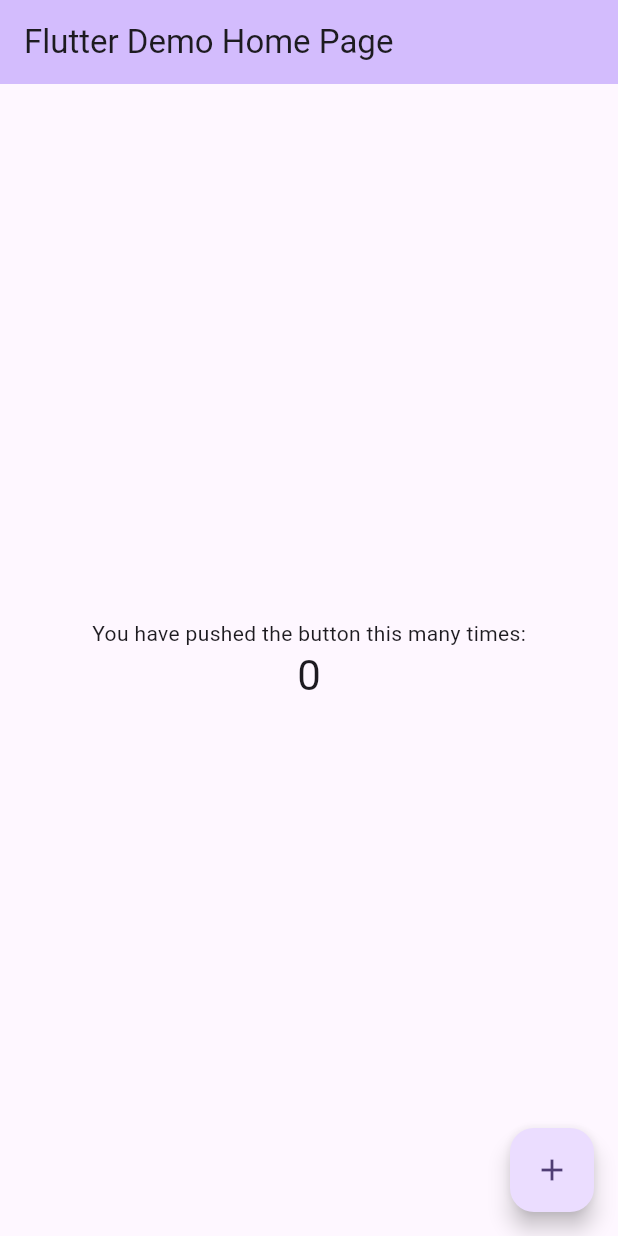
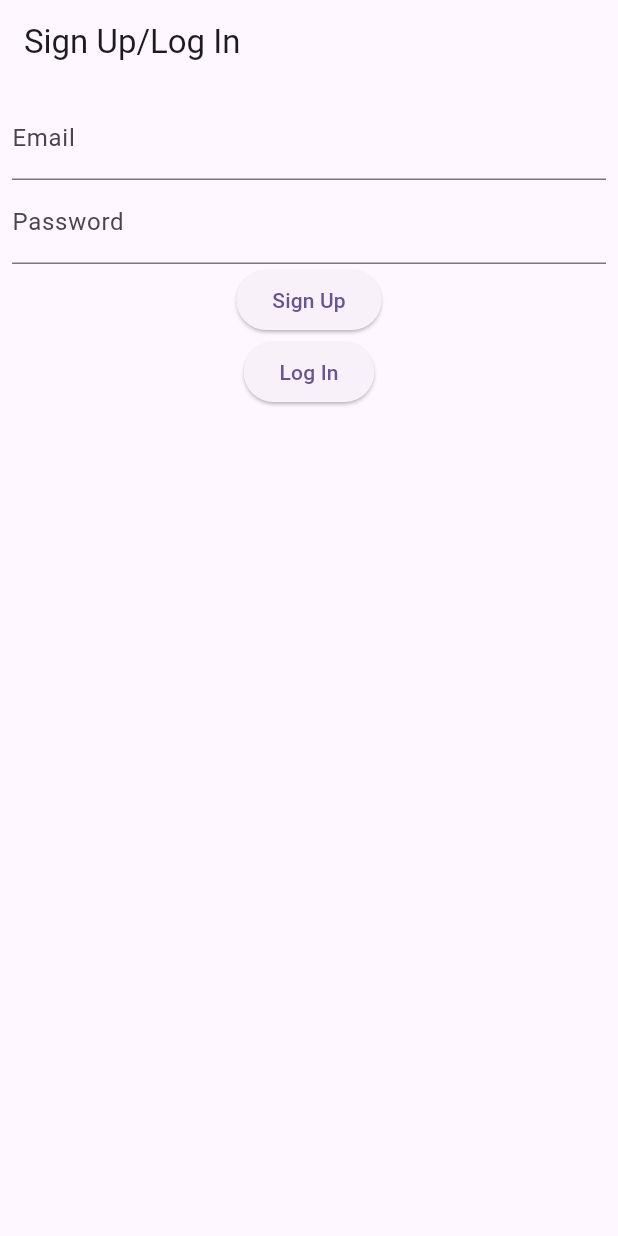
Before and after one commit to cyuanli/99-dots, a Flutter app: the screen it shows after launch, on a phone screen of 412 x 824 dp. Run offline on Flutter 3.47's test engine with Material 2 defaults, Android fonts, the phone set to English and light mode, and no system bars; our stand-ins replace firebase_auth, firebase_core; accounts and stored records are empty.

Commit message:
Add authentication and home screen

```diff
--- a/lib/main.dart
+++ b/lib/main.dart
@@ -1,15 +1,18 @@
 import 'package:flutter/material.dart';
 import 'package:firebase_core/firebase_core.dart';
+import 'package:firebase_auth/firebase_auth.dart';
 import 'firebase_options.dart';
+import 'screens/home_screen.dart';
+import 'screens/user_auth_screen.dart';
 
 Future<void> main() async {
   WidgetsFlutterBinding.ensureInitialized();
   await Firebase.initializeApp(options: DefaultFirebaseOptions.currentPlatform);
-  runApp(const MyApp());
+  runApp(const App());
 }
 
-class MyApp extends StatelessWidget {
-  const MyApp({super.key});
+class App extends StatelessWidget {
+  const App({Key? key}) : super(key: key);
 
   @override
   Widget build(BuildContext context) {
@@ -19,53 +22,19 @@ class MyApp extends StatelessWidget {
         colorScheme: ColorScheme.fromSeed(seedColor: Colors.deepPurple),
         useMaterial3: true,
       ),
-      home: const MyHomePage(title: 'Flutter Demo Home Page'),
-    );
-  }
-}
-
-class MyHomePage extends StatefulWidget {
-  const MyHomePage({super.key, required this.title});
-  final String title;
-
-  @override
-  State<MyHomePage> createState() => _MyHomePageState();
-}
-
-class _MyHomePageState extends State<MyHomePage> {
-  int _counter = 0;
-
-  void _incrementCounter() {
-    setState(() {
-      _counter++;
-    });
-  }
-
-  @override
-  Widget build(BuildContext context) {
-    return Scaffold(
-      appBar: AppBar(
-        backgroundColor: Theme.of(context).colorScheme.inversePrimary,
-        title: Text(widget.title),
-      ),
-      body: Center(
-        child: Column(
-          mainAxisAlignment: MainAxisAlignment.center,
-          children: <Widget>[
-            const Text(
-              'You have pushed the button this many times:',
-            ),
-            Text(
-              '$_counter',
-              style: Theme.of(context).textTheme.headlineMedium,
-            ),
-          ],
-        ),
-      ),
-      floatingActionButton: FloatingActionButton(
-        onPressed: _incrementCounter,
-        tooltip: 'Increment',
-        child: const Icon(Icons.add),
+      home: StreamBuilder<User?>(
+        stream: FirebaseAuth.instance.authStateChanges(),
+        builder: (BuildContext context, AsyncSnapshot<User?> snapshot) {
+          if (snapshot.connectionState == ConnectionState.active) {
+            final User? user = snapshot.data;
+            if (user == null) {
+              return UserAuthScreen();
+            } else {
+              return HomeScreen();
+            }
+          }
+          return CircularProgressIndicator();
+        },
       ),
     );
   }
--- /dev/null
+++ b/lib/screens/user_auth_screen.dart
@@ -0,0 +1,71 @@
+import 'package:flutter/material.dart';
+import 'package:firebase_auth/firebase_auth.dart';
+
+class UserAuthScreen extends StatefulWidget {
+  @override
+  _UserAuthScreenState createState() => _UserAuthScreenState();
+}
+
+class _UserAuthScreenState extends State<UserAuthScreen> {
+  final _auth = FirebaseAuth.instance;
+  final _emailController = TextEditingController();
+  final _passwordController = TextEditingController();
+
+  @override
+  Widget build(BuildContext context) {
+    return Scaffold(
+      appBar: AppBar(
+        title: Text('Sign Up/Log In'),
+      ),
+      body: Padding(
+        padding: const EdgeInsets.all(8.0),
+        child: Column(
+          children: <Widget>[
+            TextField(
+              controller: _emailController,
+              decoration: InputDecoration(labelText: 'Email'),
+            ),
+            TextField(
+              controller: _passwordController,
+              decoration: InputDecoration(labelText: 'Password'),
+              obscureText: true,
+            ),
+            ElevatedButton(
+              child: Text('Sign Up'),
+              onPressed: () async {
+                try {
+                  await _auth.createUserWithEmailAndPassword(
+                    email: _emailController.text,
+                    password: _passwordController.text,
+                  );
+                } catch (e) {
+                  print(e);
+                }
+              },
+            ),
+            ElevatedButton(
+              child: Text('Log In'),
+              onPressed: () async {
+                try {
+                  await _auth.signInWithEmailAndPassword(
+                    email: _emailController.text,
+                    password: _passwordController.text,
+                  );
+                } catch (e) {
+                  print(e);
+                }
+              },
+            ),
+          ],
+        ),
+      ),
+    );
+  }
+
+  @override
+  void dispose() {
+    _emailController.dispose();
+    _passwordController.dispose();
+    super.dispose();
+  }
+}
--- a/pubspec.yaml
+++ b/pubspec.yaml
@@ -13,6 +13,7 @@ dependencies:
     sdk: flutter
   cupertino_icons: ^1.0.2
   firebase_core: ^2.14.0
+  firebase_auth: ^4.6.3
 
 dev_dependencies:
   flutter_test:
```
Also changed, not shown: lib/screens/counter_screen.dart (added, +48 -0 lines), lib/screens/home_screen.dart (added, +44 -0 lines), pubspec.lock, 1 other file.
